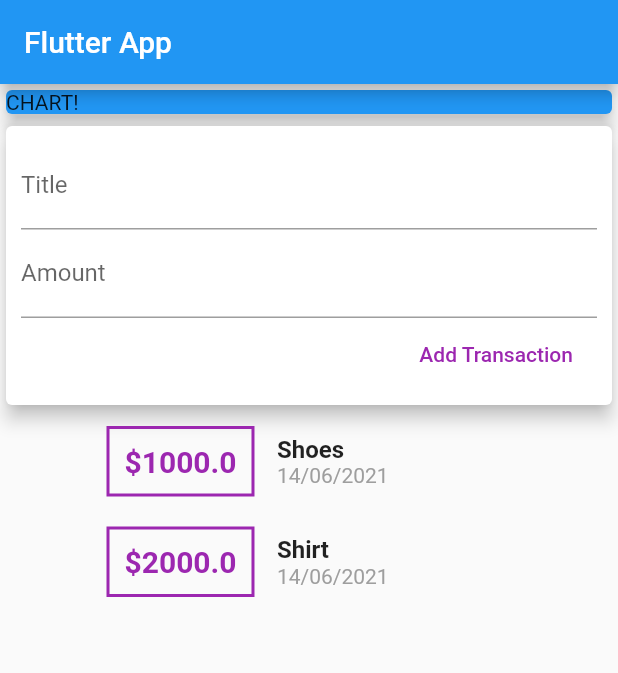
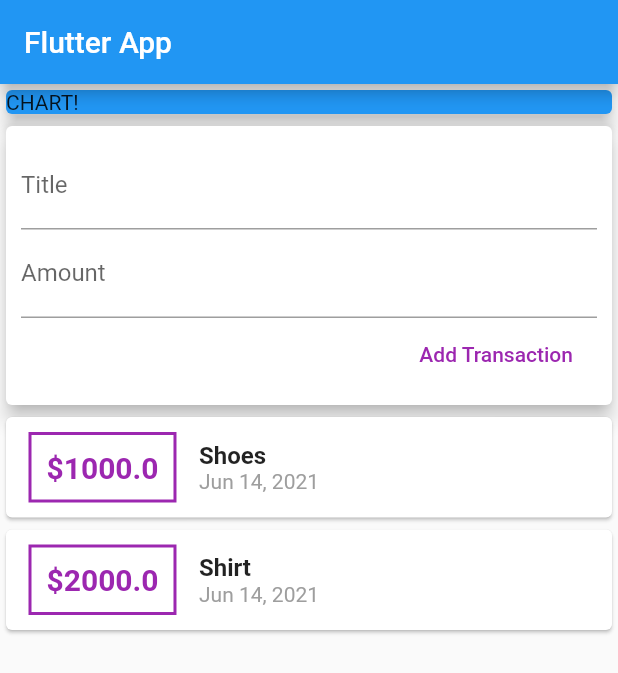
Before and after one commit to anawatj/flutter_widget_guide, a Flutter app: the screen it shows after launch, on a phone screen of 412 x 824 dp. Shown: the top 673 px of the screen. Run offline on Flutter 3.47's test engine with Material 2 defaults, Android fonts, the phone set to English and light mode, and no system bars.

Commit message:
list view

```diff
--- a/lib/widgets/transaction_list.dart
+++ b/lib/widgets/transaction_list.dart
@@ -1,45 +1,67 @@
 import 'package:flutter/material.dart';
 import 'package:intl/intl.dart';
+
 import '../models/transaction.dart';
 
 class TransactionList extends StatelessWidget {
   final List<Transaction> transactions;
+
   TransactionList(this.transactions);
+
   @override
   Widget build(BuildContext context) {
     return Container(
-        width: 300,
-        child: SingleChildScrollView(
-            child: Column(
-          children: transactions.map((tx) {
-            return Row(
+      height: 300,
+      child: ListView.builder(
+        itemBuilder: (ctx, index) {
+          return Card(
+            child: Row(
               children: <Widget>[
                 Container(
-                  margin: EdgeInsets.symmetric(vertical: 10, horizontal: 15),
+                  margin: EdgeInsets.symmetric(
+                    vertical: 10,
+                    horizontal: 15,
+                  ),
                   decoration: BoxDecoration(
-                      border: Border.all(color: Colors.purple, width: 2)),
+                    border: Border.all(
+                      color: Colors.purple,
+                      width: 2,
+                    ),
+                  ),
                   padding: EdgeInsets.all(10),
                   child: Text(
-                    '\$${tx.amount}',
+                    '\$${transactions[index].amount}',
                     style: TextStyle(
-                        fontWeight: FontWeight.bold,
-                        fontSize: 20,
-                        color: Colors.purple),
+                      fontWeight: FontWeight.bold,
+                      fontSize: 20,
+                      color: Colors.purple,
+                    ),
                   ),
                 ),
                 Column(
                   crossAxisAlignment: CrossAxisAlignment.start,
                   children: <Widget>[
-                    Text(tx.title.toString(),
-                        style: TextStyle(
-                            fontSize: 16, fontWeight: FontWeight.bold)),
-                    Text(DateFormat("dd/MM/yyyy").format(tx.date!),
-                        style: TextStyle(color: Colors.grey)),
+                    Text(
+                      transactions[index].title!,
+                      style: TextStyle(
+                        fontSize: 16,
+                        fontWeight: FontWeight.bold,
+                      ),
+                    ),
+                    Text(
+                      DateFormat.yMMMd().format(transactions[index].date!),
+                      style: TextStyle(
+                        color: Colors.grey,
+                      ),
+                    ),
                   ],
-                )
+                ),
               ],
-            );
-          }).toList(),
-        )));
+            ),
+          );
+        },
+        itemCount: transactions.length,
+      ),
+    );
   }
 }
```
